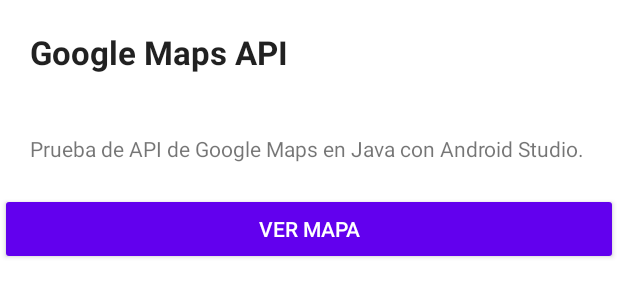
After one commit to Izhar7QR/Proyecto_moviles_farmacia, an Android app: the layout activity_main_maps.xml on its own in the app's theme, with its tools: preview values and no code run, on a phone screen of 412 x 824 dp. The commit adds this screen. Shown: the top 300 px of the screen. Run offline under Robolectric (Android 15) with nearby library versions, the phone set to English and light mode, and no system bars.

Commit message:
Add API Google Maps

```diff
--- a/app/build.gradle
+++ b/app/build.gradle
@@ -50,4 +50,6 @@ dependencies {
     implementation 'com.google.firebase:firebase-firestore:24.4.4'
     implementation 'androidx.recyclerview:recyclerview-selection:1.1.0'
 
+    implementation 'com.google.android.gms:play-services-maps:18.1.0'
+
 }
--- a/app/src/main/java/com/example/proyecto_farmacia/MainActivity.java
+++ b/app/src/main/java/com/example/proyecto_farmacia/MainActivity.java
@@ -53,10 +53,10 @@ public class MainActivity extends AppCompatActivity {
                     return true;
                 case R.id.favorites:
                     loadFragment(favorites);
+                    return true;*/
+                case R.id.Otros:
+                    loadFragment(profile);
                     return true;
-                case R.id.profile:
-                    loadFragment(profile);
-                    return true;*/
             }
             return false;
         }
--- /dev/null
+++ b/app/src/main/res/layout/activity_main_maps.xml
@@ -0,0 +1,44 @@
+<?xml version="1.0" encoding="utf-8"?>
+<RelativeLayout xmlns:android="http://schemas.android.com/apk/res/android"
+    xmlns:app="http://schemas.android.com/apk/res-auto"
+    xmlns:tools="http://schemas.android.com/tools"
+    android:layout_width="match_parent"
+    android:layout_height="match_parent"
+    tools:context=".MainActivity">
+
+    <LinearLayout
+        android:layout_width="match_parent"
+        android:layout_height="match_parent"
+        android:orientation="vertical">
+
+        <TextView
+            android:layout_width="wrap_content"
+            android:layout_height="wrap_content"
+            android:padding="20dp"
+            android:text="Google Maps API"
+            android:textAppearance="@style/TextAppearance.AppCompat.Large"
+            android:textStyle="bold"
+            app:layout_constraintBottom_toBottomOf="parent"
+            app:layout_constraintEnd_toEndOf="parent"
+            app:layout_constraintStart_toStartOf="parent"
+            app:layout_constraintTop_toTopOf="parent" />
+
+        <TextView
+            android:layout_width="wrap_content"
+            android:layout_height="wrap_content"
+            android:padding="20dp"
+            android:text="Prueba de API de Google Maps en Java con Android Studio."
+            app:layout_constraintBottom_toBottomOf="parent"
+            app:layout_constraintEnd_toEndOf="parent"
+            app:layout_constraintStart_toStartOf="parent"
+            app:layout_constraintTop_toTopOf="parent" />
+
+        <Button
+            android:id="@+id/btnMap"
+            style="@style/Widget.AppCompat.Button"
+            android:layout_width="match_parent"
+            android:layout_height="wrap_content"
+            android:text="Ver mapa" />
+    </LinearLayout>
+
+</RelativeLayout>
--- a/app/src/main/res/menu/bottom_navigation.xml
+++ b/app/src/main/res/menu/bottom_navigation.xml
@@ -10,7 +10,10 @@
         android:id="@+id/catalog"
         android:icon="@drawable/ic_catalog"
         android:title="Catalogo"/>
-
+    <item
+        android:id="@+id/Otros"
+        android:icon="@drawable/ic_catalog"
+        android:title="Otros"/>
 
 
 </menu>
```
Also changed, not shown: app/src/main/AndroidManifest.xml (+26 -3 lines), app/src/main/java/com/example/proyecto_farmacia/MainMaps.java (added, +29 -0 lines), app/src/main/java/com/example/proyecto_farmacia/Map.java (added, +67 -0 lines), app/src/main/java/com/example/proyecto_farmacia/Profile.java (+18 -1 lines), app/src/main/res/layout/activity_map.xml (added, +36 -0 lines), app/src/main/res/layout/fragment_profile.xml (+21 -8 lines).
